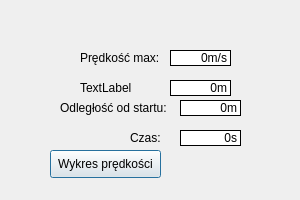
Above: Trajektoria/statystyki.ui from mikidzl/Trajektoria before the change. Below: the same form after it.
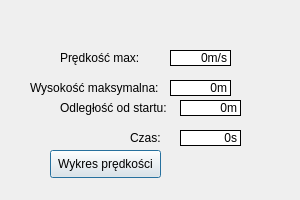
That is the form after the change. Icons and pictures are not drawn.

Diff of the .ui file:
```diff
--- a/Trajektoria/statystyki.ui
+++ b/Trajektoria/statystyki.ui
@@ -118,9 +118,9 @@
   <widget class="QLabel" name="l_vMax">
    <property name="geometry">
     <rect>
-     <x>80</x>
+     <x>60</x>
      <y>50</y>
-     <width>101</width>
+     <width>91</width>
      <height>16</height>
     </rect>
    </property>
@@ -342,14 +342,14 @@
   <widget class="QLabel" name="label_3">
    <property name="geometry">
     <rect>
-     <x>80</x>
+     <x>30</x>
      <y>80</y>
-     <width>53</width>
+     <width>141</width>
      <height>16</height>
     </rect>
    </property>
    <property name="text">
-    <string>TextLabel</string>
+    <string>Wysokość maksymalna:</string>
    </property>
   </widget>
   <widget class="QLabel" name="ymax">
```
